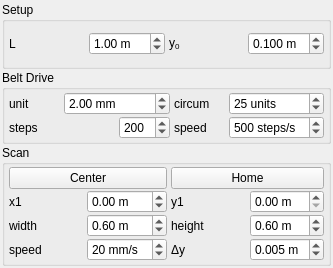
davidgrier/qacam, file QPolargraph/Polargraph_UI.ui: the form before one commit.
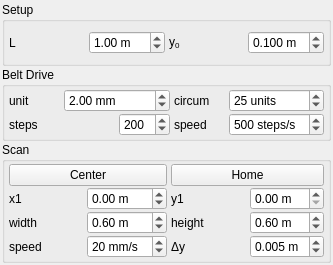
The form after the commit.

Commit message: correct widget sizes

```diff
--- a/QPolargraph/Polargraph_UI.ui
+++ b/QPolargraph/Polargraph_UI.ui
@@ -7,12 +7,12 @@
     <x>0</x>
     <y>0</y>
     <width>333</width>
-    <height>268</height>
+    <height>265</height>
    </rect>
   </property>
   <property name="minimumSize">
    <size>
-    <width>313</width>
+    <width>333</width>
     <height>0</height>
    </size>
   </property>
@@ -285,8 +285,8 @@
     <widget class="QGroupBox" name="groupScan">
      <property name="minimumSize">
       <size>
-       <width>309</width>
-       <height>105</height>
+       <width>0</width>
+       <height>0</height>
       </size>
      </property>
      <property name="font">
```
The commit also changes 3 other files.
